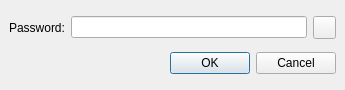
The window that src/forms/SimplePasswordDlg.ui (thooge/keepassx1) describes before a commit, drawn with Qt 5.
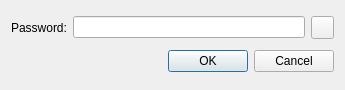
The same window after the commit.

What changed in the file:
```diff
--- a/src/forms/SimplePasswordDlg.ui
+++ b/src/forms/SimplePasswordDlg.ui
@@ -34,35 +34,11 @@
    <property name="spacing" >
     <number>6</number>
    </property>
-   <property name="leftMargin" >
-    <number>9</number>
-   </property>
-   <property name="topMargin" >
-    <number>9</number>
-   </property>
-   <property name="rightMargin" >
-    <number>9</number>
-   </property>
-   <property name="bottomMargin" >
-    <number>9</number>
-   </property>
    <item>
     <layout class="QHBoxLayout" >
      <property name="spacing" >
       <number>6</number>
      </property>
-     <property name="leftMargin" >
-      <number>0</number>
-     </property>
-     <property name="topMargin" >
-      <number>0</number>
-     </property>
-     <property name="rightMargin" >
-      <number>0</number>
-     </property>
-     <property name="bottomMargin" >
-      <number>0</number>
-     </property>
      <item>
       <widget class="QLabel" name="textLabel1" >
        <property name="sizePolicy" >
```
Left out of the diff: 1 changed line with no effect on the pictures.
